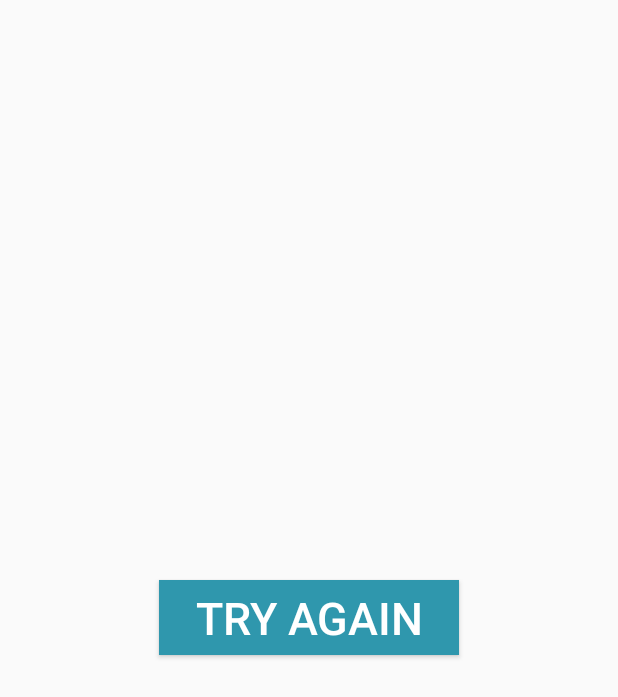
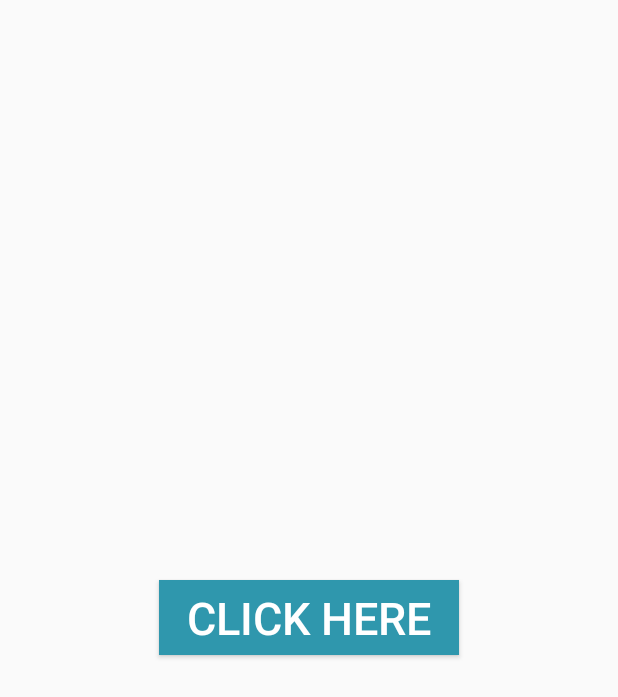
Before and after one commit to dburgnerjr/TSALeftOrRightFree, an Android app: the screen it shows after launch (RandomActivity), after a tap on "START", on a phone screen of 412 x 824 dp. Shown: the top 697 px of the screen. Run offline under Robolectric (Android 15) with nearby library versions, the phone set to English and light mode, and no system bars; our stand-ins replace AdMob.

Commit message:
Dev Complete.
Completed development work for this app.

```diff
--- a/app/src/main/java/com/danielburgnerjr/tsaleftorrightfree/MenuActivity.java
+++ b/app/src/main/java/com/danielburgnerjr/tsaleftorrightfree/MenuActivity.java
@@ -60,13 +60,13 @@ public class MenuActivity extends AppCompatActivity {
                 String strPackPremiumName = "com.danielburgnerjr.tsaleftorrightpremium";
                 Uri uri = Uri.parse("market://details?id=" + strPackPremiumName);
                 Toast.makeText(getApplicationContext(), "Coming soon", Toast.LENGTH_SHORT).show();
-/*              Intent newActivity = new Intent(Intent.ACTION_VIEW, uri);
+                Intent newActivity = new Intent(Intent.ACTION_VIEW, uri);
                 try {
                     startActivity(newActivity);
                 } catch (ActivityNotFoundException e) {
                     startActivity(new Intent(Intent.ACTION_VIEW, Uri.parse("http://play.google.com/store/apps/details?id=" + strPackPremiumName)));
                 }
- */         }
+          }
         });
 
     }
--- a/app/src/main/java/com/danielburgnerjr/tsaleftorrightfree/RandomActivity.java
+++ b/app/src/main/java/com/danielburgnerjr/tsaleftorrightfree/RandomActivity.java
@@ -3,55 +3,74 @@ package com.danielburgnerjr.tsaleftorrightfree;
 import android.support.v7.app.AppCompatActivity;
 import android.os.Bundle;
 import android.view.View;
+import android.view.animation.AlphaAnimation;
+import android.view.animation.Animation;
 import android.widget.Button;
 import android.widget.ImageView;
 
 import java.util.*;
+
+import com.google.android.gms.ads.AdRequest;
+import com.google.android.gms.ads.AdView;
 
 public class RandomActivity extends AppCompatActivity {
 
     private ImageView imvLeftArrow;
     private ImageView imvRightArrow;
     private Button btnTryAgain;
+    private Animation aniTransition;
+    private static int SPLASH_TIME_OUT = 5000;
 
     @Override
     protected void onCreate(Bundle savedInstanceState) {
         super.onCreate(savedInstanceState);
         setContentView(R.layout.activity_random);
+        AdView mAdView = (AdView) findViewById(R.id.adView);
+        AdRequest adRequest = new AdRequest.Builder().build();
+        mAdView.loadAd(adRequest);
 
-        imvLeftArrow   = (ImageView)findViewById(R.id.imgLeft);
-        imvRightArrow   = (ImageView)findViewById(R.id.imgRight);
-        btnTryAgain   = (Button)findViewById(R.id.btnTryAgain);
+        imvLeftArrow = (ImageView) findViewById(R.id.imgLeft);
+        imvRightArrow = (ImageView) findViewById(R.id.imgRight);
+        btnTryAgain = (Button) findViewById(R.id.btnTryAgain);
 
-        imvLeftArrow.setVisibility(View.GONE);
-        imvRightArrow.setVisibility(View.GONE);
-        btnTryAgain.setVisibility(View.GONE);
+        aniTransition = new AlphaAnimation(1, 0);
+        aniTransition.setDuration(SPLASH_TIME_OUT);
+        aniTransition.setStartOffset(SPLASH_TIME_OUT);
+        imvLeftArrow.setAnimation(aniTransition);
+        imvRightArrow.setAnimation(aniTransition);
 
-        randomize();
-    }
+        aniTransition.setAnimationListener(new Animation.AnimationListener() {
+            @Override
+            public void onAnimationStart(Animation animation) {
 
-    protected void randomize() {
-        Random rndR;
-        int nChoice = rndR.nextInt(2);
+            }
 
-        // if nChoice = 0 left arrow, else right arrow
-        if (nChoice == 0) {
-            imvLeftArrow.setVisibility(View.VISIBLE);
-            imvRightArrow.setVisibility(View.INVISIBLE);
-            btnTryAgain.setVisibility(View.INVISIBLE);
-        } else {
-            imvLeftArrow.setVisibility(View.INVISIBLE);
-            imvRightArrow.setVisibility(View.VISIBLE);
-            btnTryAgain.setVisibility(View.INVISIBLE);
-        }
-        for (int nI = 0; nI < 5000; nI++) {
+            @Override
+            public void onAnimationEnd(Animation animation) {
+                imvLeftArrow.setVisibility(View.GONE);
+                imvRightArrow.setVisibility(View.GONE);
+                btnTryAgain.setVisibility(View.VISIBLE);
+            }
 
-        }
-        if (nChoice == 0) {
-            imvLeftArrow.setVisibility(View.INVISIBLE);
-        } else {
-            imvRightArrow.setVisibility(View.INVISIBLE);
-        }
-        btnTryAgain.setVisibility(View.VISIBLE);
+            @Override
+            public void onAnimationRepeat(Animation animation) {
+
+            }
+        });
+
+        btnTryAgain.setOnClickListener(new View.OnClickListener() {
+            public void onClick(View view) {
+                Random rndR = new Random();
+                int nChoice = rndR.nextInt(2);
+                btnTryAgain.setVisibility(View.GONE);
+                if (nChoice == 0) {
+                    imvLeftArrow.setVisibility(View.VISIBLE);
+                    imvLeftArrow.startAnimation(aniTransition);
+                } else {
+                    imvRightArrow.setVisibility(View.VISIBLE);
+                    imvRightArrow.startAnimation(aniTransition);
+                }
+            }
+        });
     }
 }
--- a/app/src/main/res/layout/activity_about.xml
+++ b/app/src/main/res/layout/activity_about.xml
@@ -33,7 +33,7 @@
             android:layout_width="200dp"
             android:layout_height="75dp"
             android:layout_marginTop="18dp"
-            android:background="#000"
+            android:background="#2f97ad"
             android:text="@string/story"
             android:textSize="20dp"
             android:textColor="#fff" />
@@ -51,7 +51,7 @@
             android:layout_width="200dp"
             android:layout_height="75dp"
             android:layout_marginTop="18dp"
-            android:background="#000"
+            android:background="#2f97ad"
             android:text="@string/video"
             android:textSize="20dp"
             android:textColor="#fff" />
--- a/app/src/main/res/layout/activity_random.xml
+++ b/app/src/main/res/layout/activity_random.xml
@@ -1,6 +1,7 @@
 <?xml version="1.0" encoding="utf-8"?>
 <RelativeLayout xmlns:android="http://schemas.android.com/apk/res/android"
     xmlns:tools="http://schemas.android.com/tools"
+    xmlns:ads="http://schemas.android.com/apk/res-auto"
     android:layout_width="match_parent"
     android:layout_height="match_parent"
     tools:context="com.danielburgnerjr.tsaleftorrightfree.RandomActivity">
@@ -11,7 +12,8 @@
         android:layout_height="wrap_content"
         android:layout_centerHorizontal="true"
         android:layout_centerVertical="true"
-        android:src="@mipmap/left_arrow" />
+        android:src="@mipmap/left_arrow"
+        android:visibility="gone" />
 
     <ImageView
         android:id="@+id/imgRight"
@@ -19,7 +21,8 @@
         android:layout_height="wrap_content"
         android:layout_centerHorizontal="true"
         android:layout_centerVertical="true"
-        android:src="@mipmap/right_arrow" />
+        android:src="@mipmap/right_arrow"
+        android:visibility="gone" />
 
     <Button
         android:id="@+id/btnTryAgain"
@@ -28,9 +31,18 @@
         android:layout_centerHorizontal="true"
         android:layout_centerVertical="true"
         android:background="#2f97ad"
-        android:text="@string/try_again"
+        android:text="@string/click_here"
         android:textSize="30dp"
-        android:textColor="#fff"
-        android:onClick="randomize" />
+        android:textColor="#fff" />
+
+    <com.google.android.gms.ads.AdView
+        android:id="@+id/adView"
+        android:layout_width="match_parent"
+        android:layout_height="50dp"
+        android:layout_centerHorizontal="true"
+        android:layout_alignParentBottom="true"
+        ads:adSize="BANNER"
+        ads:adUnitId="@string/banner_ad_unit_id">
+    </com.google.android.gms.ads.AdView>
 
 </RelativeLayout>
--- a/app/src/main/res/values/strings.xml
+++ b/app/src/main/res/values/strings.xml
@@ -6,7 +6,7 @@
     <string name="start">Start</string>
     <string name="share">Share</string>
     <string name="upgrade">Upgrade</string>
-    <string name="try_again">Try Again</string>
+    <string name="click_here">Click Here</string>
     <string name="what_is_it">About TSA Left Or Right</string>
     <string name="description">This is my version of a TSA Randomizer app that costs the US taxpayers $1.4 million dollars to make.
     It has been the subject of a number of news stories like the one below.</string>
```
Also changed, not shown: 1 other file.
